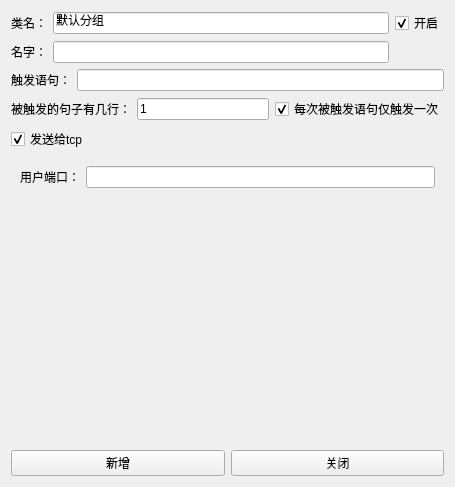
Old version of the form regClass/regwidget.ui in the repository yayapoi/mud.
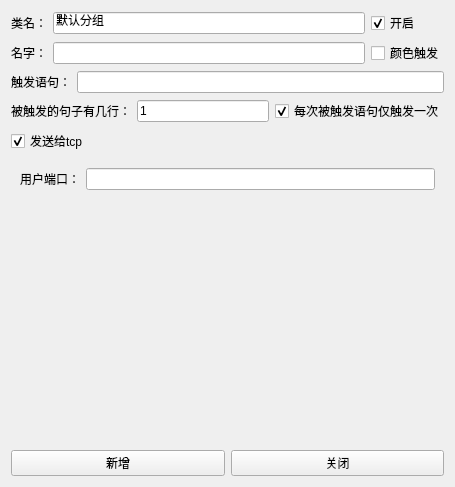
New version of the form.

Commit message: 增加了颜色触发  和颜色触发界面，可以支持原文的颜色

```diff
--- a/regClass/regwidget.ui
+++ b/regClass/regwidget.ui
@@ -137,6 +137,13 @@
        </property>
       </widget>
      </item>
+     <item row="1" column="2">
+      <widget class="QCheckBox" name="colorRegCB">
+       <property name="text">
+        <string>颜色触发</string>
+       </property>
+      </widget>
+     </item>
     </layout>
    </item>
    <item row="1" column="0">
```
The commit also changes 12 other files.
